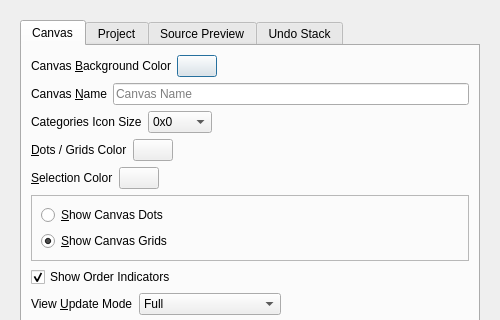
The window that UI/glitch-canvas-settings.ui (textbrowser/glitch) describes before a commit, drawn with Qt 5; both pictures show x 0 to 500 and y 0 to 320 of the 500 by 650 pixel window.
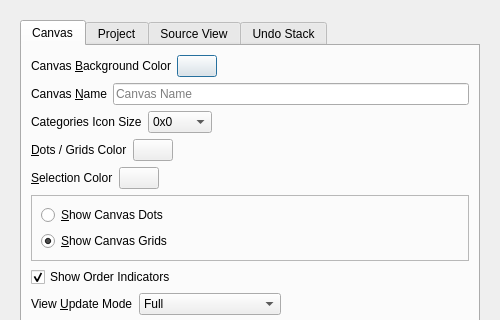
The same window after the commit. Icons and pictures are not drawn.

```diff
--- a/UI/glitch-canvas-settings.ui
+++ b/UI/glitch-canvas-settings.ui
@@ -657,7 +657,7 @@
          </widget>
          <widget class="QWidget" name="page_3">
           <attribute name="title">
-           <string>Source Preview</string>
+           <string>Source View</string>
           </attribute>
          </widget>
          <widget class="QWidget" name="page_4">
```
